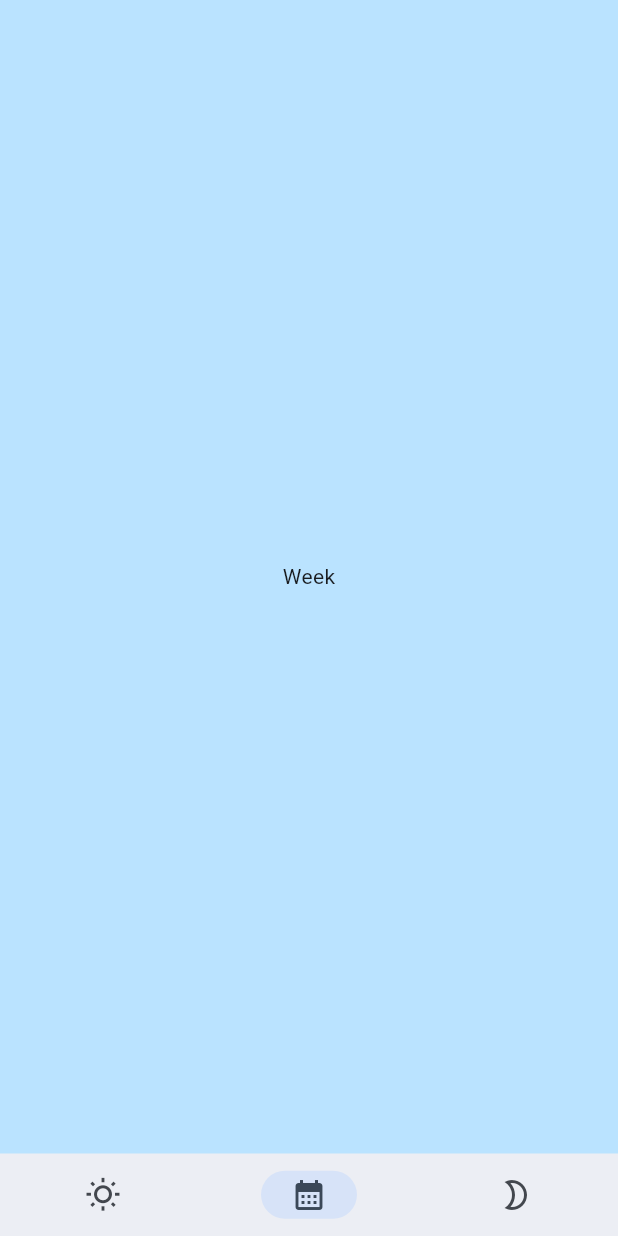
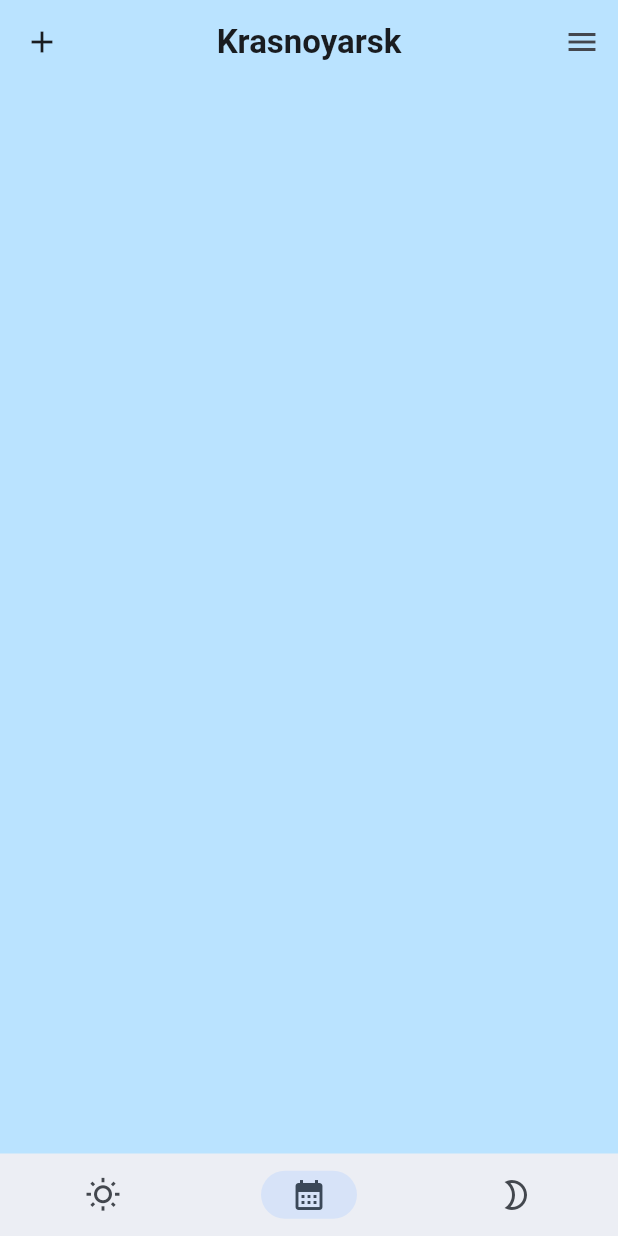
Before and after one commit to urban-potato/weather-app, a Flutter app: the screen it shows after launch, item 2 of the bottom bar chosen, on a phone screen of 412 x 824 dp. Run offline on Flutter 3.47's test engine with Material 3 defaults, Android fonts, the phone set to English and light mode, and no system bars; our stand-ins replace auto_route.

```diff
--- a/analysis_options.yaml
+++ b/analysis_options.yaml
@@ -22,7 +22,9 @@ linter:
   # producing the lint.
   rules:
     # avoid_print: false  # Uncomment to disable the `avoid_print` rule
-    # prefer_single_quotes: true  # Uncomment to enable the `prefer_single_quotes` rule
-
+    prefer_single_quotes: true # Uncomment to enable the `prefer_single_quotes` rule
+    prefer_const_constructors: true
+    prefer_const_literals_to_create_immutables: true
+    prefer_const_declarations: true
 # Additional information about this file can be found at
 # https://dart.dev/guides/language/analysis-options
--- a/lib/app/app.dart
+++ b/lib/app/app.dart
@@ -1,6 +1,6 @@
 import 'package:flutter/material.dart';
 
-import '../screens/home/index.dart';
+import 'router/router.dart';
 
 class App extends StatefulWidget {
   const App({super.key});
@@ -10,20 +10,22 @@ class App extends StatefulWidget {
 }
 
 class _AppState extends State<App> {
+  final _router = AppRouter();
+
   @override
   Widget build(BuildContext context) {
-    final primaryColor = Color(0xFF0099FF);
+    const primaryColor = Color(0xFF0099FF);
 
-    return MaterialApp(
+    return MaterialApp.router(
+      routerConfig: _router.config(),
       debugShowCheckedModeBanner: false,
       title: 'Weather App',
       theme: ThemeData(
         primaryColor: primaryColor,
         colorScheme: ColorScheme.fromSeed(seedColor: primaryColor),
         useMaterial3: true,
-        scaffoldBackgroundColor: Color(0xFFBAE3FF),
+        scaffoldBackgroundColor: const Color(0xFFBAE3FF),
       ),
-      home: HomeScreen(),
     );
   }
 }
--- /dev/null
+++ b/lib/app/router/router.dart
@@ -0,0 +1,19 @@
+import 'package:auto_route/auto_route.dart';
+
+import 'router.gr.dart';
+
+@AutoRouterConfig()
+class AppRouter extends RootStackRouter {
+  @override
+  List<AutoRoute> get routes => [
+    AutoRoute(
+      page: HomeRoute.page,
+      path: '/',
+      children: [
+        AutoRoute(page: WeatherRoute.page, path: 'weather'),
+        AutoRoute(page: WeekForecastRoute.page, path: 'weekForecast'),
+        AutoRoute(page: MoonRoute.page, path: 'moon'),
+      ],
+    ),
+  ];
+}
--- a/lib/screens/home/ui/home_screen.dart
+++ b/lib/screens/home/ui/home_screen.dart
@@ -1,32 +1,24 @@
+import 'package:auto_route/auto_route.dart';
 import 'package:flutter/material.dart';
 
-import '../../moon/index.dart';
-import '../../weather/index.dart';
-import '../../week_forecast/index.dart';
+import '../../../app/router/router.gr.dart';
 
-class HomeScreen extends StatefulWidget {
+@RoutePage()
+class HomeScreen extends StatelessWidget {
   const HomeScreen({super.key});
 
   @override
-  State<HomeScreen> createState() => _HomeScreenState();
-}
-
-class _HomeScreenState extends State<HomeScreen> {
-  int _currentPageIndex = 0;
-  final _pageController = PageController();
-
-  @override
   Widget build(BuildContext context) {
-    // final theme = Theme.of(context);
-
     return SafeArea(
-      child: Scaffold(
-        bottomNavigationBar: NavigationBar(
-          selectedIndex: _currentPageIndex,
-          onDestinationSelected: _openPage,
+      child: AutoTabsScaffold(
+        routes: const [WeatherRoute(), WeekForecastRoute(), MoonRoute()],
+        bottomNavigationBuilder: (_, tabsRouter) {
+          return NavigationBar(
+            selectedIndex: tabsRouter.activeIndex,
+            onDestinationSelected: tabsRouter.setActiveIndex,
             labelBehavior: NavigationDestinationLabelBehavior.alwaysHide,
             height: 55,
-          destinations: [
+            destinations: const [
               NavigationDestination(
                 icon: Icon(Icons.wb_sunny_outlined),
                 selectedIcon: Icon(Icons.wb_sunny_sharp),
@@ -43,24 +35,9 @@ class _HomeScreenState extends State<HomeScreen> {
                 label: 'Moon',
               ),
             ],
-        ),
-        body: PageView(
-          controller: _pageController,
-          onPageChanged: (int index) {
-            setState(() => _currentPageIndex = index);
+          );
         },
-          children: [WeatherScreen(), WeekForecastScreen(), MoonScreen()],
-        ),
       ),
     );
   }
-
-  void _openPage(int index) {
-    setState(() => _currentPageIndex = index);
-    _pageController.animateToPage(
-      index,
-      duration: const Duration(milliseconds: 300),
-      curve: Curves.linear,
-    );
 }
-}
--- a/lib/screens/moon/ui/moon_screen.dart
+++ b/lib/screens/moon/ui/moon_screen.dart
@@ -1,10 +1,12 @@
+import 'package:auto_route/annotations.dart';
 import 'package:flutter/material.dart';
 
+@RoutePage()
 class MoonScreen extends StatelessWidget {
   const MoonScreen({super.key});
 
   @override
   Widget build(BuildContext context) {
-    return Scaffold(body: Center(child: Text('Moon')));
+    return const Scaffold(body: Center(child: Text('Moon')));
   }
 }
--- a/lib/screens/week_forecast/ui/week_forecast_screen.dart
+++ b/lib/screens/week_forecast/ui/week_forecast_screen.dart
@@ -1,10 +1,16 @@
+import 'package:auto_route/annotations.dart';
 import 'package:flutter/material.dart';
 
+import '../../../shared/ui/custom_sliver_app_bar/index.dart';
+
+@RoutePage()
 class WeekForecastScreen extends StatelessWidget {
   const WeekForecastScreen({super.key});
 
   @override
   Widget build(BuildContext context) {
-    return Scaffold(body: Center(child: Text('Week')));
+    return const CustomScrollView(
+      slivers: [CustomSliverAppBar(locationName: 'Krasnoyarsk')],
+    );
   }
 }
--- /dev/null
+++ b/lib/shared/ui/custom_sliver_app_bar/index.dart
@@ -0,0 +1 @@
+export 'ui/custom_sliver_app_bar.dart';
```
Also changed, not shown: lib/screens/weather/ui/weather_screen.dart (+8 -15 lines), lib/shared/ui/custom_sliver_app_bar/ui/custom_sliver_app_bar.dart (added, +22 -0 lines), lib/app/router/router.gr.dart (added), lib/app/routes/routes.dart (deleted). Lines whose indentation alone changed are shown as unchanged.
